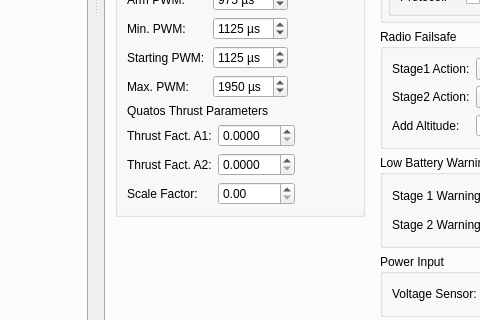
Before: the Qt Designer form src/ui/qgcautoquad.ui in mpaperno/qgroundcontrol_aq, drawn with Qt 5; both pictures show x 177 to 657 and y 439 to 759 of the 1200 by 880 pixel window.
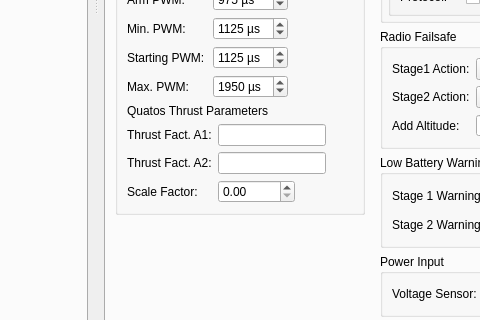
After: the same form once the commit is applied. The open tabs and pages were chosen to show the change. Icons and pictures are not drawn.

Commit message: Fix Thrust Factor A1/A2 settings to allow higher precision, negatives, and scientific notation.

The edit to the form file:
```diff
--- a/src/ui/qgcautoquad.ui
+++ b/src/ui/qgcautoquad.ui
@@ -7184,6 +7184,9 @@
                  <item row="4" column="0" colspan="2">
                   <widget class="QWidget" name="widget_motor_esc_quatos" native="true">
                    <layout class="QFormLayout" name="formLayout_48">
+                    <property name="fieldGrowthPolicy">
+                     <enum>QFormLayout::AllNonFixedFieldsGrow</enum>
+                    </property>
                     <property name="horizontalSpacing">
                      <number>6</number>
                     </property>
@@ -7209,6 +7212,16 @@
                       </property>
                      </widget>
                     </item>
+                    <item row="1" column="1">
+                     <widget class="QLineEdit" name="MOT_VALUE2T_A1">
+                      <property name="sizePolicy">
+                       <sizepolicy hsizetype="Maximum" vsizetype="Fixed">
+                        <horstretch>0</horstretch>
+                        <verstretch>0</verstretch>
+                       </sizepolicy>
+                      </property>
+                     </widget>
+                    </item>
                     <item row="2" column="0">
                      <widget class="QLabel" name="label_MOT_VALUE2T_A1_2">
                       <property name="toolTip">
@@ -7219,6 +7232,16 @@
                       </property>
                      </widget>
                     </item>
+                    <item row="2" column="1">
+                     <widget class="QLineEdit" name="MOT_VALUE2T_A2">
+                      <property name="sizePolicy">
+                       <sizepolicy hsizetype="Maximum" vsizetype="Fixed">
+                        <horstretch>0</horstretch>
+                        <verstretch>0</verstretch>
+                       </sizepolicy>
+                      </property>
+                     </widget>
+                    </item>
                     <item row="3" column="0">
                      <widget class="QLabel" name="label_MOT_VALUE_SCAL">
                       <property name="toolTip">
@@ -7229,68 +7252,6 @@
                       </property>
                      </widget>
                     </item>
-                    <item row="1" column="1">
-                     <widget class="QDoubleSpinBox" name="MOT_VALUE2T_A1">
-                      <property name="sizePolicy">
-                       <sizepolicy hsizetype="Maximum" vsizetype="Fixed">
-                        <horstretch>0</horstretch>
-                        <verstretch>0</verstretch>
-                       </sizepolicy>
-                      </property>
-                      <property name="minimumSize">
-                       <size>
-                        <width>75</width>
-                        <height>0</height>
-                       </size>
-                      </property>
-                      <property name="toolTip">
-                       <string>&lt;html&gt;&lt;head/&gt;&lt;body&gt;&lt;p&gt;Calculated RPM (or voltage) to Thrust factor &lt;span style=&quot; font-weight:600;&quot;&gt;A1&lt;/span&gt; -- for Quatos use only. See &lt;a href=&quot;http://autoquad.org/wiki/wiki/quatos-adaptive-control/quatos-thrust-curve-measurement-and-interpolation/&quot;&gt;&lt;span style=&quot; text-decoration: underline; color:#0000ff;&quot;&gt;http://autoquad.org/wiki/wiki/quatos-adaptive-control/quatos-thrust-curve-measurement-and-interpolation/&lt;/span&gt;&lt;/a&gt;&lt;/p&gt;&lt;/body&gt;&lt;/html&gt;</string>
-                      </property>
-                      <property name="accelerated">
-                       <bool>true</bool>
-                      </property>
-                      <property name="decimals">
-                       <number>4</number>
-                      </property>
-                      <property name="maximum">
-                       <double>999.999900000000025</double>
-                      </property>
-                      <property name="singleStep">
-                       <double>0.100000000000000</double>
-                      </property>
-                     </widget>
-                    </item>
-                    <item row="2" column="1">
-                     <widget class="QDoubleSpinBox" name="MOT_VALUE2T_A2">
-                      <property name="sizePolicy">
-                       <sizepolicy hsizetype="Maximum" vsizetype="Fixed">
-                        <horstretch>0</horstretch>
-                        <verstretch>0</verstretch>
-                       </sizepolicy>
-                      </property>
-                      <property name="minimumSize">
-                       <size>
-                        <width>75</width>
-                        <height>0</height>
-                       </size>
-                      </property>
-                      <property name="toolTip">
-                       <string>&lt;html&gt;&lt;head/&gt;&lt;body&gt;&lt;p&gt;Calculated RPM (or voltage) to Thrust factor &lt;span style=&quot; font-weight:600;&quot;&gt;A2&lt;/span&gt; -- for Quatos use only.  See &lt;a href=&quot;http://autoquad.org/wiki/wiki/quatos-adaptive-control/quatos-thrust-curve-measurement-and-interpolation/&quot;&gt;&lt;span style=&quot; text-decoration: underline; color:#0000ff;&quot;&gt;http://autoquad.org/wiki/wiki/quatos-adaptive-control/quatos-thrust-curve-measurement-and-interpolation/&lt;/span&gt;&lt;/a&gt;&lt;/p&gt;&lt;/body&gt;&lt;/html&gt;</string>
-                      </property>
-                      <property name="accelerated">
-                       <bool>true</bool>
-                      </property>
-                      <property name="decimals">
-                       <number>4</number>
-                      </property>
-                      <property name="maximum">
-                       <double>999.999900000000025</double>
-                      </property>
-                      <property name="singleStep">
-                       <double>0.100000000000000</double>
-                      </property>
-                     </widget>
-                    </item>
                     <item row="3" column="1">
                      <widget class="QDoubleSpinBox" name="MOT_VALUE_SCAL">
                       <property name="sizePolicy">
```
Left out of the diff: 20 changed lines with no effect on the pictures.
